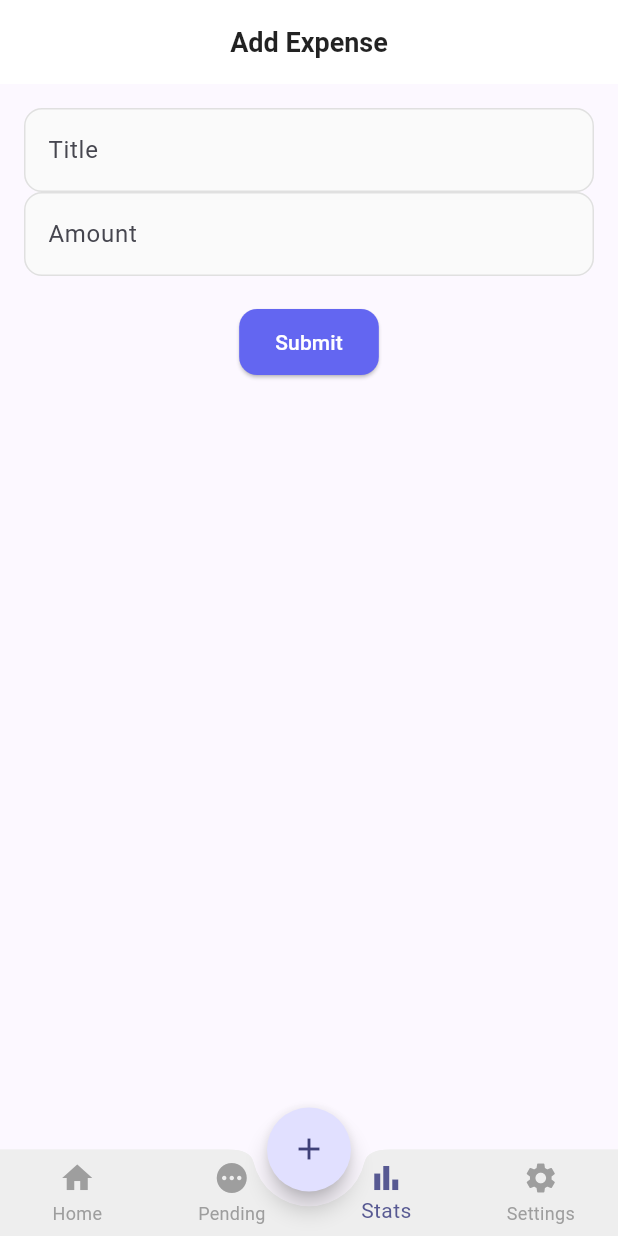
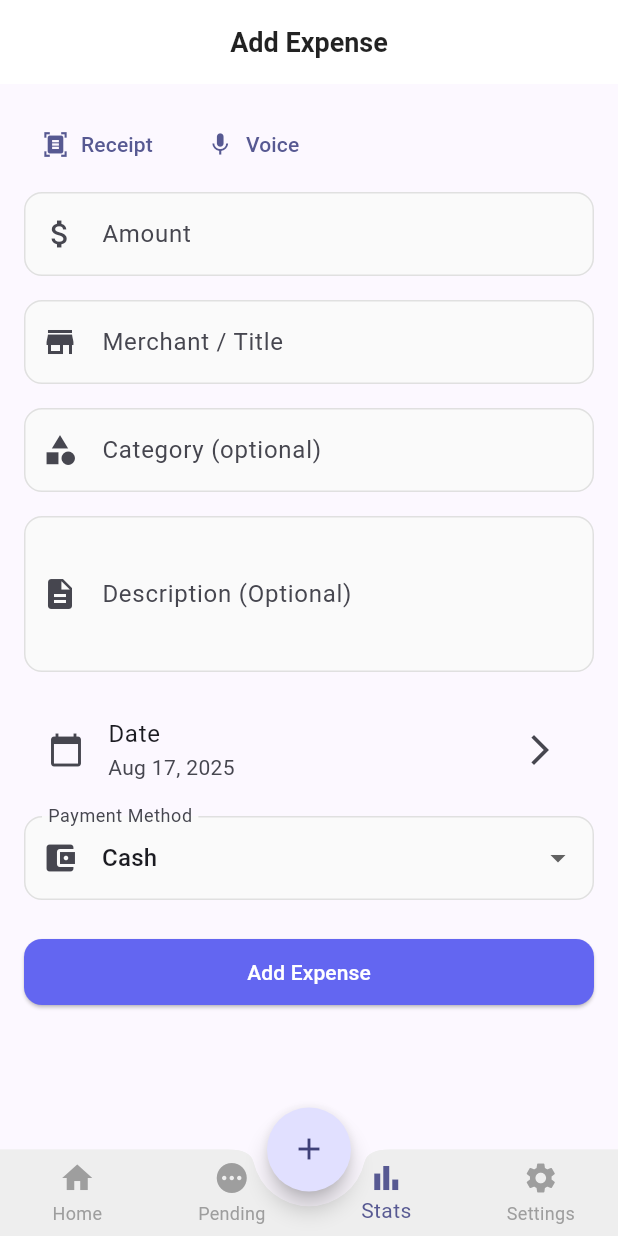
Before and after one commit to mustafakhokhar/Snap, a Flutter app: the screen it shows after launch, item 3 of the bottom bar chosen, on a phone screen of 412 x 824 dp. Run offline on Flutter 3.47's test engine with Material 3 defaults, Android fonts, the phone set to English and light mode, and no system bars; our stand-ins replace dio, equatable, flutter_bloc, get_it, lottie.

Commit message:
Minimal flow working app

```diff
--- a/frontend/lib/core/utils/period.dart
+++ b/frontend/lib/core/utils/period.dart
@@ -1,27 +1,44 @@
 class Period {
   final DateTime start;
-  final DateTime end;
+  final DateTime end; // inclusive end-of-day
   const Period(this.start, this.end);
+
+  // Helpers
+  static DateTime _atStartOfDay(DateTime d) => DateTime(d.year, d.month, d.day);
+  static DateTime _endOfDay(DateTime d) =>
+      DateTime(d.year, d.month, d.day, 23, 59, 59, 999);
+
+  factory Period.today() {
+    final now = DateTime.now();
+    final start = _atStartOfDay(now);
+    final end = _endOfDay(now);
+    return Period(start, end);
+  }
+
   factory Period.last7Days() {
     final now = DateTime.now();
-    return Period(now.subtract(const Duration(days: 6)), now);
+    final today = _atStartOfDay(now);
+    final start = today.subtract(const Duration(days: 6));
+    final end = _endOfDay(today);
+    return Period(start, end);
   }
+
+  factory Period.thisWeek() {
+    // ISO-like week: Monday..Sunday
+    final now = DateTime.now();
+    final today = _atStartOfDay(now);
+    final monday = today
+        .subtract(Duration(days: today.weekday - DateTime.monday)); // Mon = 1
+    final sunday = monday.add(const Duration(days: 6));
+    return Period(monday, _endOfDay(sunday));
+  }
+
   factory Period.thisMonth() {
     final now = DateTime.now();
     final start = DateTime(now.year, now.month, 1);
-    final end = DateTime(now.year, now.month + 1, 0);
-    return Period(start, end);
-  }
-  factory Period.thisWeek() {
-    final now = DateTime.now();
-    final start = DateTime(now.year, now.month, now.day - now.weekday + 1);
-    final end = DateTime(now.year, now.month, now.day + (7 - now.weekday));
-    return Period(start, end);
-  }
-  factory Period.today() {
-    final now = DateTime.now();
-    return Period(DateTime(now.year, now.month, now.day),
-        DateTime(now.year, now.month, now.day));
+    final end =
+        DateTime(now.year, now.month + 1, 0); // last day of month at 00:00
+    return Period(start, _endOfDay(end));
   }
 
   bool contains(DateTime d) => !d.isBefore(start) && !d.isAfter(end);
--- a/frontend/lib/features/expense/presentation/pages/add_expense_page.dart
+++ /dev/null
@@ -1,80 +0,0 @@
-// DEPRECATED
-import 'package:flutter/material.dart';
-import 'package:flutter_bloc/flutter_bloc.dart';
-import 'package:frontend/features/expense/domain/entity/expense.dart';
-import 'package:frontend/features/expense/presentation/cubits/add_expense_cubit.dart';
-
-class AddExpensePage extends StatefulWidget {
-  const AddExpensePage({Key? key}) : super(key: key);
-
-  @override
-  State<AddExpensePage> createState() => _AddExpensePageState();
-}
-
-class _AddExpensePageState extends State<AddExpensePage> {
-  final _formKey = GlobalKey<FormState>();
-  final _titleController = TextEditingController();
-  final _amountController = TextEditingController();
-
-  void _submit(BuildContext context) {
-    if (_formKey.currentState!.validate()) {
-      final expense = Expense(
-        id: '',
-        merchant: '',
-        categoryId: '',
-        note: '',
-        title: _titleController.text,
-        amount: double.parse(_amountController.text),
-        expenseDate: DateTime.now(),
-        currency: 'PKR',
-        paymentMethod: 'Cash',
-        createdAt: DateTime.now(),
-      );
-
-      context.read<AddExpenseCubit>().save();
-    }
-  }
-
-  @override
-  Widget build(BuildContext context) {
-    return Scaffold(
-      appBar: AppBar(title: Text("Add Expense")),
-      body: BlocConsumer<AddExpenseCubit, AddExpenseState>(
-        listener: (context, state) {
-          if (state.isSaving) {
-            ScaffoldMessenger.of(context).showSnackBar(
-              SnackBar(content: Text("Expense added!")),
-            );
-          }
-        },
-        builder: (context, state) {
-          return Padding(
-            padding: const EdgeInsets.all(16),
-            child: Form(
-              key: _formKey,
-              child: Column(children: [
-                TextFormField(
-                  controller: _titleController,
-                  decoration: InputDecoration(labelText: 'Title'),
-                  validator: (val) => val!.isEmpty ? 'Required' : null,
-                ),
-                TextFormField(
-                  controller: _amountController,
-                  decoration: InputDecoration(labelText: 'Amount'),
-                  keyboardType: TextInputType.number,
-                  validator: (val) => val!.isEmpty ? 'Required' : null,
-                ),
-                SizedBox(height: 20),
-                if (state.isSaving) CircularProgressIndicator(),
-                ElevatedButton(
-                  onPressed: () => _submit(context),
-                  child: Text('Submit'),
-                ),
-              ]),
-            ),
-          );
-        },
-      ),
-    );
-  }
-}
--- a/frontend/lib/features/expense/presentation/pages/add_expense_screen.dart
+++ b/frontend/lib/features/expense/presentation/pages/add_expense_screen.dart
@@ -1,218 +1,312 @@
-// import 'package:flutter/material.dart';
-// import 'package:flutter_bloc/flutter_bloc.dart';
-// import 'package:frontend/features/expense/domain/entity/expense.dart';
-// import 'package:frontend/features/expense/presentation/cubits/expenses_list_cubit.dart';
-// import 'package:uuid/uuid.dart';
+import 'package:flutter/material.dart';
+import 'package:flutter_bloc/flutter_bloc.dart';
+import 'package:intl/intl.dart';
 
-// class AddExpenseScreen extends StatefulWidget {
-//   @override
-//   _AddExpenseScreenState createState() => _AddExpenseScreenState();
-// }
+import 'package:frontend/features/expense/presentation/cubits/add_expense_cubit.dart';
+import 'package:frontend/features/expense/presentation/cubits/expenses_list_cubit.dart';
 
-// class _AddExpenseScreenState extends State<AddExpenseScreen> {
-//   final _formKey = GlobalKey<FormState>();
-//   final _titleController = TextEditingController();
-//   final _amountController = TextEditingController();
-//   final _descriptionController = TextEditingController();
-//   String _selectedCategory = 'Food';
-//   DateTime _selectedDate = DateTime.now();
+class AddExpenseScreen extends StatefulWidget {
+  const AddExpenseScreen({super.key});
 
-//   final List<String> _categories = [
-//     'Food',
-//     'Transport',
-//     'Shopping',
-//     'Entertainment',
-//     'Health',
-//     'Utilities',
-//     'Other',
-//   ];
+  @override
+  State<AddExpenseScreen> createState() => _AddExpenseScreenState();
+}
 
-//   @override
-//   Widget build(BuildContext context) {
-//     return Scaffold(
-//       appBar: AppBar(
-//         title: Text('Add Expense'),
-//       ),
-//       body: BlocListener<ExpenseCubit, ExpenseState>(
-//         listener: (context, state) {
-//           if (state is AddExpenseSuccess) {
-//             ScaffoldMessenger.of(context).showSnackBar(
-//               SnackBar(
-//                 content: Text('Expense added successfully!'),
-//                 backgroundColor: Colors.green,
-//               ),
-//             );
-//             _resetForm();
-//           } else if (state is AddExpenseError) {
-//             ScaffoldMessenger.of(context).showSnackBar(
-//               SnackBar(
-//                 content: Text('Error: ${state.message}'),
-//                 backgroundColor: Colors.red,
-//               ),
-//             );
-//           }
-//         },
-//         child: SingleChildScrollView(
-//           padding: EdgeInsets.all(16),
-//           child: Form(
-//             key: _formKey,
-//             child: Column(
-//               crossAxisAlignment: CrossAxisAlignment.stretch,
-//               children: [
-//                 TextFormField(
-//                   controller: _titleController,
-//                   decoration: InputDecoration(
-//                     labelText: 'Title',
-//                     hintText: 'Enter expense title',
-//                     prefixIcon: Icon(Icons.title),
-//                   ),
-//                   validator: (value) {
-//                     if (value == null || value.trim().isEmpty) {
-//                       return 'Please enter a title';
-//                     }
-//                     return null;
-//                   },
-//                 ),
-//                 SizedBox(height: 16),
-//                 TextFormField(
-//                   controller: _amountController,
-//                   decoration: InputDecoration(
-//                     labelText: 'Amount',
-//                     hintText: '0.00',
-//                     prefixIcon: Icon(Icons.attach_money),
-//                   ),
-//                   keyboardType: TextInputType.numberWithOptions(decimal: true),
-//                   validator: (value) {
-//                     if (value == null || value.trim().isEmpty) {
-//                       return 'Please enter an amount';
-//                     }
-//                     final amount = double.tryParse(value);
-//                     if (amount == null || amount <= 0) {
-//                       return 'Please enter a valid amount';
-//                     }
-//                     return null;
-//                   },
-//                 ),
-//                 SizedBox(height: 16),
-//                 DropdownButtonFormField<String>(
-//                   value: _selectedCategory,
-//                   decoration: InputDecoration(
-//                     labelText: 'Category',
-//                     prefixIcon: Icon(Icons.category),
-//                   ),
-//                   items: _categories.map((category) {
-//                     return DropdownMenuItem(
-//                       value: category,
-//                       child: Text(category),
-//                     );
-//                   }).toList(),
-//                   onChanged: (value) {
-//                     setState(() {
-//                       _selectedCategory = value!;
-//                     });
-//                   },
-//                 ),
-//                 SizedBox(height: 16),
-//                 TextFormField(
-//                   controller: _descriptionController,
-//                   decoration: InputDecoration(
-//                     labelText: 'Description (Optional)',
-//                     hintText: 'Enter description',
-//                     prefixIcon: Icon(Icons.description),
-//                   ),
-//                   maxLines: 3,
-//                 ),
-//                 SizedBox(height: 16),
-//                 ListTile(
-//                   leading: Icon(Icons.calendar_today),
-//                   title: Text('Date'),
-//                   subtitle: Text(
-//                     '${_selectedDate.day}/${_selectedDate.month}/${_selectedDate.year}',
-//                   ),
-//                   trailing: Icon(Icons.arrow_forward_ios),
-//                   onTap: _selectDate,
-//                 ),
-//                 SizedBox(height: 32),
-//                 BlocBuilder<ExpenseCubit, ExpenseState>(
-//                   builder: (context, state) {
-//                     return ElevatedButton(
-//                       onPressed:
-//                           state is AddExpenseLoading ? null : _submitForm,
-//                       child: state is AddExpenseLoading
-//                           ? Row(
-//                               mainAxisAlignment: MainAxisAlignment.center,
-//                               children: [
-//                                 SizedBox(
-//                                   width: 20,
-//                                   height: 20,
-//                                   child: CircularProgressIndicator(
-//                                     strokeWidth: 2,
-//                                     valueColor: AlwaysStoppedAnimation<Color>(
-//                                       Colors.white,
-//                                     ),
-//                                   ),
-//                                 ),
-//                                 SizedBox(width: 8),
-//                                 Text('Adding...'),
-//                               ],
-//                             )
-//                           : Text('Add Expense'),
-//                     );
-//                   },
-//                 ),
-//               ],
-//             ),
-//           ),
-//         ),
-//       ),
-//     );
-//   }
+class _AddExpenseScreenState extends State<AddExpenseScreen> {
+  final _formKey = GlobalKey<FormState>();
 
-//   void _submitForm() {
-//     if (_formKey.currentState!.validate()) {
-//       final expense = Expense(
-//         id: Uuid().v4(),
-//         name: 'User', // TODO: Get from user profile
-//         title: _titleController.text.trim(),
-//         amount: double.parse(_amountController.text),
-//         expenseDate: _selectedDate,
-//         category: _selectedCategory,
-//         description: _descriptionController.text.trim(),
-//       );
+  final _amountCtrl = TextEditingController();
+  final _merchantCtrl = TextEditingController();
+  final _noteCtrl = TextEditingController();
 
-//       context.read<ExpenseCubit>().submitExpense(expense);
-//     }
-//   }
+  // You don't have categories yet; keep a simple local dropdown or text.
+  String? _categoryId; // optional
+  DateTime _selectedDate = DateTime.now();
+  String _paymentMethod = 'cash'; // cash | card | wallet
 
-//   void _selectDate() async {
-//     final DateTime? picked = await showDatePicker(
-//       context: context,
-//       initialDate: _selectedDate,
-//       firstDate: DateTime(2020),
-//       lastDate: DateTime.now().add(Duration(days: 1)),
-//     );
-//     if (picked != null && picked != _selectedDate) {
-//       setState(() {
-//         _selectedDate = picked;
-//       });
-//     }
-//   }
+  @override
+  void initState() {
+    super.initState();
+    // Don’t touch Bloc in initState synchronously. Defer to next frame.
+    WidgetsBinding.instance.addPostFrameCallback((_) {
+      final add = _maybeAddCubit(context);
+      if (add == null) return;
+      final d = add.state.draft; // draft should exist in your implementation
+      // Defensive population (don’t assume non-null fields)
+      setState(() {
+        _amountCtrl.text = (d.amount != null) ? d.amount!.toString() : '';
+        _merchantCtrl.text = d.merchant ?? '';
+        _noteCtrl.text = d.note ?? '';
+        _categoryId = d.categoryId; // still optional
+        _selectedDate = d.expenseDate ?? DateTime.now();
+        _paymentMethod =
+            (d.paymentMethod?.isNotEmpty ?? false) ? d.paymentMethod! : 'cash';
+      });
+    });
+  }
 
-//   void _resetForm() {
-//     _titleController.clear();
-//     _amountController.clear();
-//     _descriptionController.clear();
-//     setState(() {
-//       _selectedCategory = 'Food';
-//       _selectedDate = DateTime.now();
-//     });
-//   }
+  AddExpenseCubit? _maybeAddCubit(BuildContext ctx) {
+    try {
+      return ctx.read<AddExpenseCubit>();
+    } catch (_) {
+      // Not found in the tree — you’ll see a warning in logs.
+      return null;
+    }
+  }
 
-//   @override
-//   void dispose() {
-//     _titleController.dispose();
-//     _amountController.dispose();
-//     _descriptionController.dispose();
-//     super.dispose();
-//   }
-// }
+  @override
+  Widget build(BuildContext context) {
+    final addCubit = _maybeAddCubit(context);
+
+    return Scaffold(
+      appBar: AppBar(title: const Text('Add Expense')),
+      body: BlocListener<AddExpenseCubit, AddExpenseState>(
+        listenWhen: (prev, next) =>
+            prev.isSaving != next.isSaving || prev.error != next.error,
+        listener: (context, state) async {
+          if (!state.isSaving) {
+            if (mounted) {
+              ScaffoldMessenger.of(context).showSnackBar(
+                const SnackBar(
+                    content: Text('Expense added successfully!'),
+                    backgroundColor: Colors.green),
+              );
+            }
+            // Optional: refresh list if present
+            try {
+              final list = context.read<ExpensesListCubit>();
+              await list.refresh();
+            } catch (_) {}
+            if (mounted) Navigator.of(context).maybePop();
+          } else if (!state.isSaving && state.error != null) {
+            if (mounted) {
+              ScaffoldMessenger.of(context).showSnackBar(
+                SnackBar(
+                    content: Text('Error: ${state.error}'),
+                    backgroundColor: Colors.red),
+              );
+            }
+          }
+        },
+        child: SingleChildScrollView(
+          padding: const EdgeInsets.all(16),
+          child: Form(
+            key: _formKey,
+            child: Column(
+              crossAxisAlignment: CrossAxisAlignment.stretch,
+              children: [
+                // Optional quick-fill actions (safe if cubit exists)
+                if (addCubit != null)
+                  Row(
+                    children: [
+                      TextButton.icon(
+                        onPressed: () async {
+                          await addCubit.scanReceipt(
+                              Object()); // plug image_picker File later
+                          final d = addCubit.state.draft;
+                          setState(() {
+                            _amountCtrl.text =
+                                d.amount?.toString() ?? _amountCtrl.text;
+                            _merchantCtrl.text =
+                                d.merchant ?? _merchantCtrl.text;
+                            _noteCtrl.text = d.note ?? _noteCtrl.text;
+                            _categoryId = d.categoryId ?? _categoryId;
+                            _selectedDate = d.expenseDate ?? _selectedDate;
+                            _paymentMethod =
+                                (d.paymentMethod?.isNotEmpty ?? false)
+                                    ? d.paymentMethod!
+                                    : _paymentMethod;
+                          });
+                        },
+                        icon: const Icon(Icons.document_scanner),
+                        label: const Text('Receipt'),
+                      ),
+                      const SizedBox(width: 8),
+                      TextButton.icon(
+                        onPressed: () async {
+                          await addCubit.voiceCapture();
+                          final d = addCubit.state.draft;
+                          setState(() {
+                            _amountCtrl.text =
+                                d.amount?.toString() ?? _amountCtrl.text;
+                            _merchantCtrl.text =
+                                d.merchant ?? _merchantCtrl.text;
+                            _noteCtrl.text = d.note ?? _noteCtrl.text;
+                            _categoryId = d.categoryId ?? _categoryId;
+                            _selectedDate = d.expenseDate ?? _selectedDate;
+                            _paymentMethod =
+                                (d.paymentMethod?.isNotEmpty ?? false)
+                                    ? d.paymentMethod!
+                                    : _paymentMethod;
+                          });
+                        },
+                        icon: const Icon(Icons.mic),
+                        label: const Text('Voice'),
+                      ),
+                    ],
+                  ),
+
+                const SizedBox(height: 8),
+                TextFormField(
+                  controller: _amountCtrl,
+                  decoration: const InputDecoration(
+                    labelText: 'Amount',
+                    hintText: '0.00',
+                    prefixIcon: Icon(Icons.attach_money),
+                  ),
+                  keyboardType:
+                      const TextInputType.numberWithOptions(decimal: true),
+                  validator: (value) {
+                    if (value == null || value.trim().isEmpty)
+                      return 'Please enter an amount';
+                    final amount = double.tryParse(value.replaceAll(',', ''));
+                    if (amount == null || amount <= 0)
+                      return 'Please enter a valid amount';
+                    return null;
+                  },
+                  onChanged: (v) => addCubit?.updateDraft(
+                      (d) => d.amount = double.tryParse(v.replaceAll(',', ''))),
+                ),
+
+                const SizedBox(height: 16),
+                TextFormField(
+                  controller: _merchantCtrl,
+                  decoration: const InputDecoration(
+                    labelText: 'Merchant / Title',
+                    hintText: 'e.g., Cafe Z',
+                    prefixIcon: Icon(Icons.store),
+                  ),
+                  onChanged: (v) =>
+                      addCubit?.updateDraft((d) => d.merchant = v.trim()),
+                ),
+
+                const SizedBox(height: 16),
+                // Minimal “category” until your feature is ready:
+                TextFormField(
+                  initialValue: _categoryId ?? '',
+                  decoration: const InputDecoration(
+                    labelText: 'Category (optional)',
+                    hintText: 'e.g., Food',
+                    prefixIcon: Icon(Icons.category),
+                  ),
+                  onChanged: (v) {
+                    setState(() =>
+                        _categoryId = (v.trim().isEmpty ? null : v.trim()));
+                    addCubit?.updateDraft((d) => d.categoryId = _categoryId);
+                  },
+                ),
+
+                const SizedBox(height: 16),
+                TextFormField(
+                  controller: _noteCtrl,
+                  decoration: const InputDecoration(
+                    labelText: 'Description (Optional)',
+                    hintText: 'Add a note',
+                    prefixIcon: Icon(Icons.description),
+                  ),
+                  maxLines: 3,
+                  onChanged: (v) =>
+                      addCubit?.updateDraft((d) => d.note = v.trim()),
+                ),
+
+                const SizedBox(height: 16),
+                ListTile(
+                  leading: const Icon(Icons.calendar_today),
+                  title: const Text('Date'),
+                  subtitle: Text(DateFormat.yMMMd().format(_selectedDate)),
+                  trailing: const Icon(Icons.arrow_forward_ios),
+                  onTap: _pickDate,
+                ),
+
+                const SizedBox(height: 8),
+                DropdownButtonFormField<String>(
+                  value: _paymentMethod,
+                  decoration: const InputDecoration(
+                    labelText: 'Payment Method',
+                    prefixIcon: Icon(Icons.account_balance_wallet),
+                  ),
+                  items: const [
+                    DropdownMenuItem(value: 'cash', child: Text('Cash')),
+                    DropdownMenuItem(value: 'card', child: Text('Card')),
+                    DropdownMenuItem(value: 'wallet', child: Text('Wallet')),
+                  ],
+                  onChanged: (v) {
+                    if (v == null) return;
+                    setState(() => _paymentMethod = v);
+                    addCubit?.updateDraft((d) => d.paymentMethod = v);
+                  },
+                ),
+
+                const SizedBox(height: 24),
+                BlocBuilder<AddExpenseCubit, AddExpenseState>(
+                  builder: (_, state) {
+                    return ElevatedButton(
+                      onPressed: state.isSaving ? null : _submitForm,
+                      child: state.isSaving
+                          ? const SizedBox(
+                              height: 22,
+                              width: 22,
+                              child: CircularProgressIndicator(
+                                  strokeWidth: 2,
+                                  valueColor: AlwaysStoppedAnimation<Color>(
+                                      Colors.white)),
+                            )
+                          : const Text('Add Expense'),
+                    );
+                  },
+                ),
+              ],
+            ),
+          ),
+        ),
+      ),
+    );
+  }
+
+  Future<void> _submitForm() async {
+    if (!_formKey.currentState!.validate()) return;
+    final addCubit = _maybeAddCubit(context);
+    if (addCubit == null) {
+      ScaffoldMessenger.of(context).showSnackBar(
+        const SnackBar(
+            content: Text('AddExpenseCubit not found in context'),
+            backgroundColor: Colors.red),
+      );
+      return;
+    }
+
+    addCubit.updateDraft((d) {
+      d.amount = double.tryParse(_amountCtrl.text.replaceAll(',', ''));
+      d.merchant =
+          _merchantCtrl.text.trim().isEmpty ? null : _merchantCtrl.text.trim();
+      d.note = _noteCtrl.text.trim().isEmpty ? null : _noteCtrl.text.trim();
+      d.categoryId = _categoryId;
+      d.expenseDate = _selectedDate;
+      d.paymentMethod = _paymentMethod;
+      d.currency = d.currency.isEmpty ? 'PKR' : d.currency;
+    });
+
+    await addCubit.save();
+  }
+
+  Future<void> _pickDate() async {
+    final picked = await showDatePicker(
+      context: context,
+      initialDate: _selectedDate,
+      firstDate: DateTime(2020),
+      lastDate: DateTime.now().add(const Duration(days: 1)),
+    );
+    if (picked != null) {
+      setState(() => _selectedDate = picked);
+      _maybeAddCubit(context)?.updateDraft((d) => d.expenseDate = picked);
+    }
+  }
+
+  @override
+  void dispose() {
+    _amountCtrl.dispose();
+    _merchantCtrl.dispose();
+    _noteCtrl.dispose();
+    super.dispose();
+  }
+}
--- a/frontend/lib/main.dart
+++ b/frontend/lib/main.dart
@@ -4,7 +4,7 @@ import 'package:frontend/core/di/injection.dart';
 import 'package:frontend/core/theme/app_theme.dart';
 import 'package:frontend/features/expense/presentation/cubits/add_expense_cubit.dart';
 import 'package:frontend/features/expense/presentation/cubits/expenses_list_cubit.dart';
-import 'package:frontend/features/expense/presentation/pages/add_expense_page.dart';
+import 'package:frontend/features/expense/presentation/pages/add_expense_screen.dart';
 import 'package:frontend/features/expense/presentation/pages/home_screen.dart';
 import 'package:frontend/features/expense/presentation/pages/pending_screen.dart';
 import 'package:frontend/features/expense/presentation/pages/stats_screen.dart';
@@ -47,8 +47,8 @@ class _MainAppState extends State<MainApp> {
   final List<Widget> _screens = [
     HomeScreen(),
     PendingScreen(),
-    AddExpensePage(),
-    StatsScreen(),
+    AddExpenseScreen(),
+    // StatsScreen(),
     SettingsScreen(),
   ];
 
```
